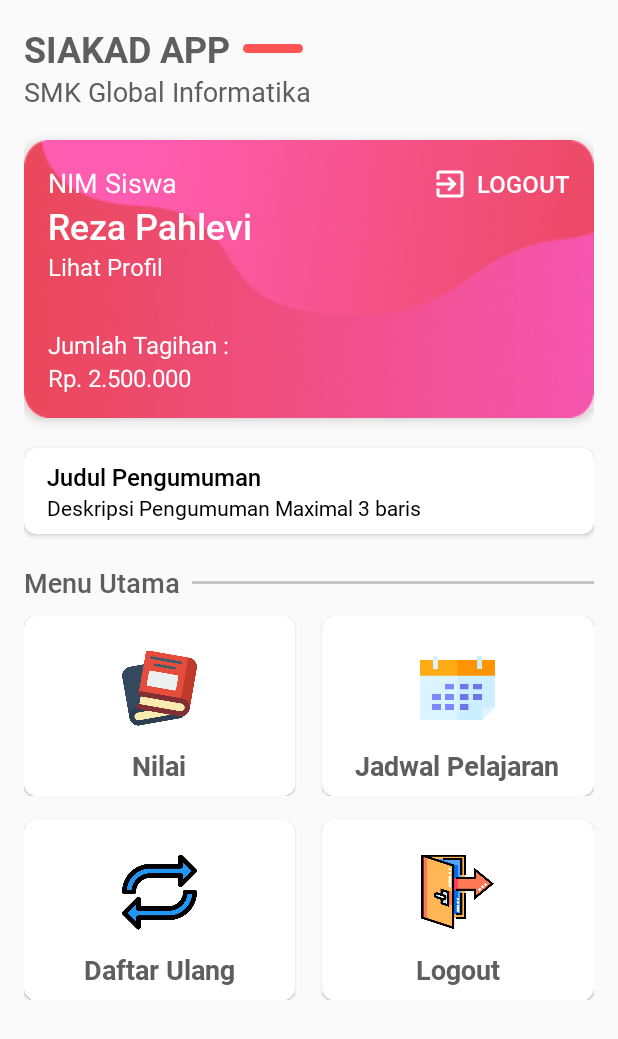
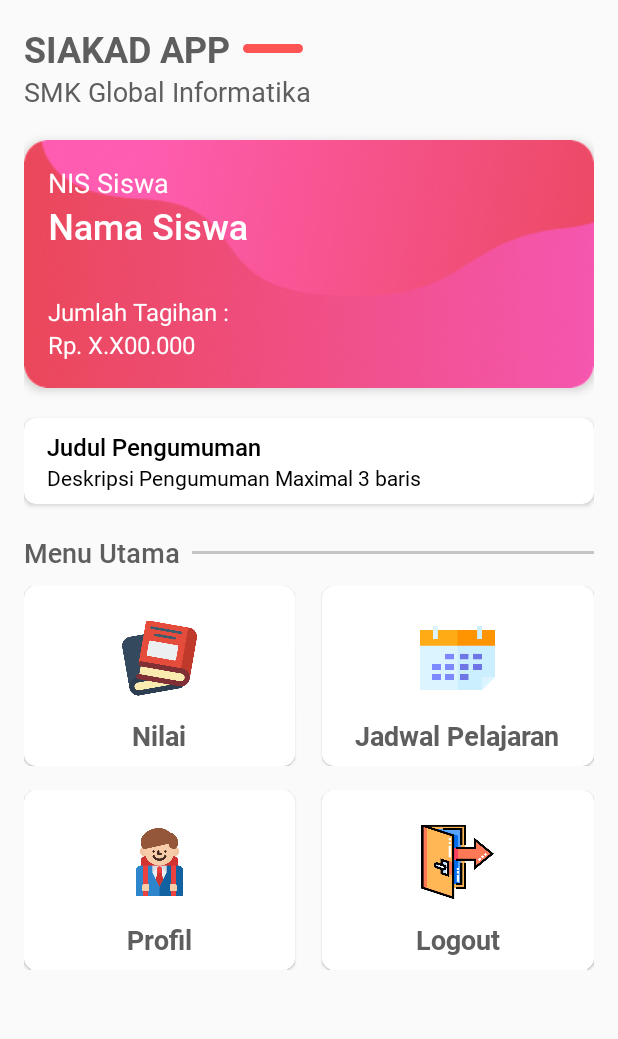
Before and after one commit to riyansubekti/SIAKAD_SMK, an Android app: the fragment SiswaFragment placed in its activity, on a phone screen of 412 x 824 dp. Shown: the top 1039 px of the screen. Run offline under Robolectric (Android 15) with nearby library versions, the phone set to English and light mode, and no system bars; 1 statement that could not run was skipped.

Commit message:
Fix Login and Profil Siswa Part 1

```diff
--- a/app/src/main/AndroidManifest.xml
+++ b/app/src/main/AndroidManifest.xml
@@ -7,11 +7,12 @@
     <application
         android:allowBackup="true"
         android:icon="@mipmap/ic_launcher"
+        android:label="@string/app_name"
         android:roundIcon="@mipmap/ic_launcher_round"
         android:supportsRtl="true"
         android:theme="@style/AppTheme.NoActionBar"
-        android:label="@string/app_name"
         android:usesCleartextTraffic="true">
+        <activity android:name=".siswa.ProfilSiswaActivity"></activity>
         <activity android:name=".login.LoginActivity">
             <intent-filter>
                 <action android:name="android.intent.action.MAIN" />
--- a/app/src/main/java/com/smk/siakad/BerandaFragment.java
+++ b/app/src/main/java/com/smk/siakad/BerandaFragment.java
@@ -33,7 +33,7 @@ public class BerandaFragment extends Fragment {
         View view = inflater.inflate(R.layout.fragment_beranda, container, false);
         btnLogout = view.findViewById(R.id.btnLogout);
         txtRole = view.findViewById(R.id.txtROLE);
-        txtRole.setText("Selamat Datang "+ LoginActivity.prefConfig.readName());
+        txtRole.setText("Selamat Datang "+ LoginActivity.prefConfig.readRole());
 //
 //        btnLogout.setOnClickListener(new View.OnClickListener() {
 //            @Override
--- a/app/src/main/java/com/smk/siakad/PrefConfig.java
+++ b/app/src/main/java/com/smk/siakad/PrefConfig.java
@@ -23,15 +23,26 @@ public class PrefConfig {
         return sharedPreferences.getBoolean(context.getString(R.string.pref_login_status),false);
     }
 
-    public void writeName (String name) {
+    public void writeRole (String role) {
         SharedPreferences.Editor editor = sharedPreferences.edit();
-        editor.putString(context.getString(R.string.pref_username),name);
+        editor.putString(context.getString(R.string.pref_role), role);
         editor.commit();
     }
 
-    public String readName () {
-        return sharedPreferences.getString(context.getString(R.string.pref_username), "User");
+    public void writeID (String id) {
+        SharedPreferences.Editor editor = sharedPreferences.edit();
+        editor.putString(context.getString(R.string.pref_id_user), id);
+        editor.commit();
     }
+
+    public String readRole () {
+        return sharedPreferences.getString(context.getString(R.string.pref_role), "Role");
+    }
+
+    public String readID () {
+        return sharedPreferences.getString(context.getString(R.string.pref_id_user), "Id_login");
+    }
+
 
     public void displayToast (String message) {
         Toast.makeText(context, message, Toast.LENGTH_SHORT).show();
--- a/app/src/main/java/com/smk/siakad/SiswaFragment.java
+++ b/app/src/main/java/com/smk/siakad/SiswaFragment.java
@@ -17,6 +17,7 @@ import android.view.View;
 import android.view.ViewGroup;
 import android.widget.ImageView;
 import android.widget.TextView;
+import android.widget.Toast;
 
 import com.smk.siakad.api.ApiClient;
 import com.smk.siakad.api.ApiInterface;
@@ -31,7 +32,8 @@ import java.util.List;
 public class SiswaFragment extends Fragment {
 
     private List<Siswa> siswa;
-    private TextView txtNamaUser;
+    private TextView txtNamaUser, txtTagihan, txtNIS;
+    private String id_login, role;
 
     private OnLogoutListener logoutListener;
 
@@ -54,15 +56,19 @@ public class SiswaFragment extends Fragment {
         // Inflate the layout for this fragment
         View view = inflater.inflate(R.layout.fragment_siswa, container, false);
         txtNamaUser = view.findViewById(R.id.txtNamaUser);
+        txtTagihan = view.findViewById(R.id.txtTagihan);
+        txtNIS = view.findViewById(R.id.txtNIS);
         CardView cvNilai = view.findViewById(R.id.cvNilai);
         CardView cvJadwal = view.findViewById(R.id.cvJadwal);
-        CardView cvDaftar = view.findViewById(R.id.cvDaftarUlang);
+        CardView cvProfil = view.findViewById(R.id.cvProfil);
         CardView cvLogout = view.findViewById(R.id.cvLogout);
         TextView txtNilai = view.findViewById(R.id.txtNilai);
         TextView txtJadwal = view.findViewById(R.id.txtJadwal);
-        TextView txtDaftar = view.findViewById(R.id.txtDaftarUlang);
         TextView txtLogout = view.findViewById(R.id.txtLogout);
-        ImageView ivDaftar = view.findViewById(R.id.ivDaftarUlang);
+        ImageView ivLogout = view.findViewById(R.id.ivLogout);
+
+        role = LoginActivity.prefConfig.readRole();
+        id_login = LoginActivity.prefConfig.readID();
 
         cvNilai.setOnClickListener(new View.OnClickListener() {
             @Override
@@ -71,7 +77,7 @@ public class SiswaFragment extends Fragment {
             }
         });
 
-        cvDaftar.setOnClickListener(new View.OnClickListener() {
+        cvProfil.setOnClickListener(new View.OnClickListener() {
             @Override
             public void onClick(View view) {
                 startActivity(new Intent(getActivity(), JadwalActivity.class));
@@ -92,31 +98,48 @@ public class SiswaFragment extends Fragment {
             }
         });
 
-        String role = LoginActivity.prefConfig.readName();
         if (role.equals("guru")) {
             txtNilai.setText("Data Nilai");
-            txtJadwal.setText("Jadwal Mengajar");
-            txtDaftar.setText("Data Siswa");
-            ivDaftar.setImageDrawable(getResources().getDrawable(R.drawable.student));
+            txtJadwal.setText("Data Jadwal");
+            txtLogout.setText("Daftar Ulang");
+            ivLogout.setImageDrawable(getResources().getDrawable(R.drawable.repeat));
         }
+        return view;
+    }
 
+    public void getSiswa() {
         ApiInterface apiInterface = ApiClient.getApiClient().create(ApiInterface.class);
-
-        Call<List<Siswa>> call =  apiInterface.loadSiswa(role);
+        role = LoginActivity.prefConfig.readRole();
+        id_login = LoginActivity.prefConfig.readID();
+        Call<List<Siswa>> call =  apiInterface.loadSiswa(role, id_login);
         call.enqueue(new Callback<List<Siswa>>() {
             @Override
             public void onResponse(Call<List<Siswa>> call, Response<List<Siswa>> response) {
                 siswa = response.body();
-                txtNamaUser.setText(siswa.get(0).getNama());
+                if (role.equals("siswa")) {
+                    txtNamaUser.setText(siswa.get(0).getNama());
+                    txtTagihan.setText(siswa.get(0).getTagihan());
+                    txtNIS.setText(siswa.get(0).getId_siswa());
+                } else {
+                    txtNamaUser.setText(siswa.get(0).getNama());
+                    txtNIS.setText(siswa.get(0).getId_guru());
+                }
             }
 
             @Override
             public void onFailure(Call<List<Siswa>> call, Throwable t) {
-
+                Toast.makeText(getActivity(), "rp :"+
+                                t.getMessage().toString(),
+                        Toast.LENGTH_SHORT).show();
+                System.out.println("okeh"+t);
             }
         });
+    }
 
-        return view;
+    @Override
+    public void onResume() {
+        super.onResume();
+        getSiswa();
     }
 
     @Override
--- a/app/src/main/java/com/smk/siakad/api/ApiInterface.java
+++ b/app/src/main/java/com/smk/siakad/api/ApiInterface.java
@@ -20,7 +20,7 @@ public interface ApiInterface {
     Call<Login> performUserLogin(@Query("username") String username, @Query("password") String Password);
 
     @GET("get_siswa.php")
-    Call<List<Siswa>> loadSiswa(@Query("role") String role);
+    Call<List<Siswa>> loadSiswa(@Query("role") String role, @Query("id_login") String id_login);
 
     @GET("get_nilai.php")
     Call<List<Nilai>> getNilai(@Query("id_siswa") String id_siswa);
--- a/app/src/main/java/com/smk/siakad/login/LoginFragment.java
+++ b/app/src/main/java/com/smk/siakad/login/LoginFragment.java
@@ -26,7 +26,7 @@ public class LoginFragment extends Fragment {
     private Button btnLogin;
 
     public interface OnLoginFormActivityListener {
-        public void performLogin(String role);
+        public void performLogin(String role, String id_login);
 
     }
 
@@ -70,7 +70,8 @@ public class LoginFragment extends Fragment {
             public void onResponse(Call<Login> call, Response<Login> response) {
                 if (response.body().getResponse().equals("ok")) {
                     LoginActivity.prefConfig.writeLoginStatus(true);
-                    loginFormActivityListener.performLogin(response.body().getRole());
+                    loginFormActivityListener.performLogin(response.body().getRole(), response.body().getId_login());
+                    System.out.println("okeh123"+response.body().getRole()+response.body().getId_login());
                 } else if (response.body().getResponse().equals("failed")) {
                     LoginActivity.prefConfig.displayToast("Username atau Password Salah...");
                 }
--- a/app/src/main/java/com/smk/siakad/siswa/HariFragment.java
+++ b/app/src/main/java/com/smk/siakad/siswa/HariFragment.java
@@ -63,7 +63,7 @@ public class HariFragment extends Fragment {
             @Override
             public void onResponse(Call<List<JadwalSiswa>> call, Response<List<JadwalSiswa>> response) {
                 jadwalSiswaList = response.body();
-                Log.i(JadwalSiswaActivity.class.getSimpleName(), response.body().toString());
+                Log.i(JadwalActivity.class.getSimpleName(), response.body().toString());
                 adapterJadwalSiswa = new AdapterJadwalSiswa(jadwalSiswaList, getActivity(), listener);
                 recyclerView.setAdapter(adapterJadwalSiswa);
                 adapterJadwalSiswa.getFilter().filter(hari);
--- a/app/src/main/java/com/smk/siakad/siswa/JadwalActivity.java
+++ b/app/src/main/java/com/smk/siakad/siswa/JadwalActivity.java
@@ -72,7 +72,7 @@ public class JadwalActivity extends AppCompatActivity {
             public void onResponse(Call<List<JadwalSiswa>> call, Response<List<JadwalSiswa>> response) {
                 progressBar.setVisibility(View.GONE);
                 jadwalSiswaList = response.body();
-                Log.i(JadwalSiswaActivity.class.getSimpleName(), response.body().toString());
+                Log.i(JadwalActivity.class.getSimpleName(), response.body().toString());
                 adapterJadwalSiswa = new AdapterJadwalSiswa(jadwalSiswaList, JadwalActivity.this, listener);
                 recyclerView.setAdapter(adapterJadwalSiswa);
                 adapterJadwalSiswa.getFilter().filter("Selasa");
--- /dev/null
+++ b/app/src/main/res/drawable/ic_camera.xml
@@ -0,0 +1,6 @@
+<vector android:height="24dp" android:tint="#FFFFFF"
+    android:viewportHeight="24.0" android:viewportWidth="24.0"
+    android:width="24dp" xmlns:android="http://schemas.android.com/apk/res/android">
+    <path android:fillColor="#FF000000" android:pathData="M12,12m-3.2,0a3.2,3.2 0,1 1,6.4 0a3.2,3.2 0,1 1,-6.4 0"/>
+    <path android:fillColor="#FF000000" android:pathData="M9,2L7.17,4L4,4c-1.1,0 -2,0.9 -2,2v12c0,1.1 0.9,2 2,2h16c1.1,0 2,-0.9 2,-2L22,6c0,-1.1 -0.9,-2 -2,-2h-3.17L15,2L9,2zM12,17c-2.76,0 -5,-2.24 -5,-5s2.24,-5 5,-5 5,2.24 5,5 -2.24,5 -5,5z"/>
+</vector>
--- a/app/src/main/res/layout/fragment_siswa.xml
+++ b/app/src/main/res/layout/fragment_siswa.xml
@@ -60,18 +60,20 @@
                 android:orientation="horizontal">
 
                 <TextView
+                    android:id="@+id/txtNIS"
                     android:layout_width="wrap_content"
                     android:layout_height="wrap_content"
-                    android:text="NIM Siswa"
+                    android:text="NIS Siswa"
                     android:textColor="#ffff"
                     android:textSize="18dp" />
 
                 <RelativeLayout
+                    android:id="@+id/btnLogout"
+                    android:visibility="gone"
                     android:layout_width="match_parent"
                     android:layout_height="wrap_content">
                     <TextView
                         android:layout_alignParentRight="true"
-                        android:id="@+id/txtLogout"
                         android:layout_width="wrap_content"
                         android:layout_height="wrap_content"
                         android:fontFamily="@font/roboto_medium"
@@ -95,7 +97,7 @@
                     android:layout_width="wrap_content"
                     android:layout_height="wrap_content"
                     android:fontFamily="@font/roboto_medium"
-                    android:text="Reza Pahlevi"
+                    android:text="Nama Siswa"
                     android:textColor="#ffff"
                     android:textSize="24dp" />
 
@@ -103,9 +105,10 @@
             </LinearLayout>
 
             <TextView
-                android:id="@+id/txtProfil"
+                android:id="@+id/btnProfil"
                 android:layout_width="wrap_content"
                 android:layout_height="wrap_content"
+                android:visibility="gone"
                 android:fontFamily="@font/roboto_regular"
                 android:text="Lihat Profil"
                 android:textColor="#ffff"
@@ -129,7 +132,7 @@
                     android:id="@+id/txtTagihan"
                     android:layout_width="wrap_content"
                     android:layout_height="wrap_content"
-                    android:text="Rp. 2.500.000"
+                    android:text="Rp. X.X00.000"
                     android:textColor="#fff"
                     android:textSize="16sp" />
 
@@ -287,7 +290,7 @@
         android:orientation="horizontal">
 
         <androidx.cardview.widget.CardView
-            android:id="@+id/cvDaftarUlang"
+            android:id="@+id/cvProfil"
             android:layout_width="160dp"
             android:layout_height="120dp"
             android:layout_weight="1"
@@ -300,22 +303,22 @@
                 android:padding="8dp">
 
                 <TextView
-                    android:id="@+id/txtDaftarUlang"
+                    android:id="@+id/txtProfil"
                     android:layout_width="wrap_content"
                     android:layout_height="wrap_content"
                     android:layout_alignParentBottom="true"
                     android:layout_centerHorizontal="true"
                     android:fontFamily="@font/roboto_bold"
-                    android:text="Daftar Ulang"
+                    android:text="Profil"
                     android:textColor="#5E5E5E"
                     android:textSize="18dp" />
 
                 <ImageView
-                    android:id="@+id/ivDaftarUlang"
+                    android:id="@+id/ivProfil"
                     android:layout_width="50dp"
                     android:layout_height="80dp"
                     android:layout_centerHorizontal="true"
-                    android:src="@drawable/repeat" />
+                    android:src="@drawable/student" />
 
             </RelativeLayout>
 
@@ -336,6 +339,7 @@
                 android:padding="8dp">
 
                 <TextView
+                    android:id="@+id/txtLogout"
                     android:layout_width="wrap_content"
                     android:layout_height="wrap_content"
                     android:layout_alignParentBottom="true"
@@ -346,6 +350,7 @@
                     android:textSize="18dp" />
 
                 <ImageView
+                    android:id="@+id/ivLogout"
                     android:layout_width="50dp"
                     android:layout_height="80dp"
                     android:layout_centerHorizontal="true"
--- a/app/src/main/res/values/colors.xml
+++ b/app/src/main/res/values/colors.xml
@@ -3,4 +3,7 @@
     <color name="colorPrimary">#6200EE</color>
     <color name="colorPrimaryDark">#3700B3</color>
     <color name="colorAccent">#03DAC5</color>
+    <color name="colorBackground1">#FF5DB1</color>
+    <color name="colorBackground2">#D53232</color>
+    <color name="colorBackground3">#EB4964</color>
 </resources>
--- a/app/src/main/res/values/strings.xml
+++ b/app/src/main/res/values/strings.xml
@@ -6,6 +6,8 @@
     <string name="pref_file">com.smk.preference_file</string>
     <string name="pref_login_status">com.smk.preference_login_status</string>
     <string name="pref_username">com.smk.preference_username</string>
+    <string name="pref_role">com.smk.preference_role</string>
+    <string name="pref_id_user">com.smk.preference_id_user</string>
 
     <string-array name="semester">
         <item>1</item>
```
Also changed, not shown: app/src/main/java/com/smk/siakad/login/LoginActivity.java (+5 -3 lines), app/src/main/java/com/smk/siakad/model/Login.java (+7 -0 lines), app/src/main/java/com/smk/siakad/model/Siswa.java (+10 -0 lines), app/src/main/java/com/smk/siakad/siswa/ProfilSiswaActivity.java (added, +108 -0 lines), app/src/main/res/drawable/ic_profil.xml (added, +12 -0 lines), app/src/main/res/layout/activity_profil_siswa.xml (added, +191 -0 lines).
